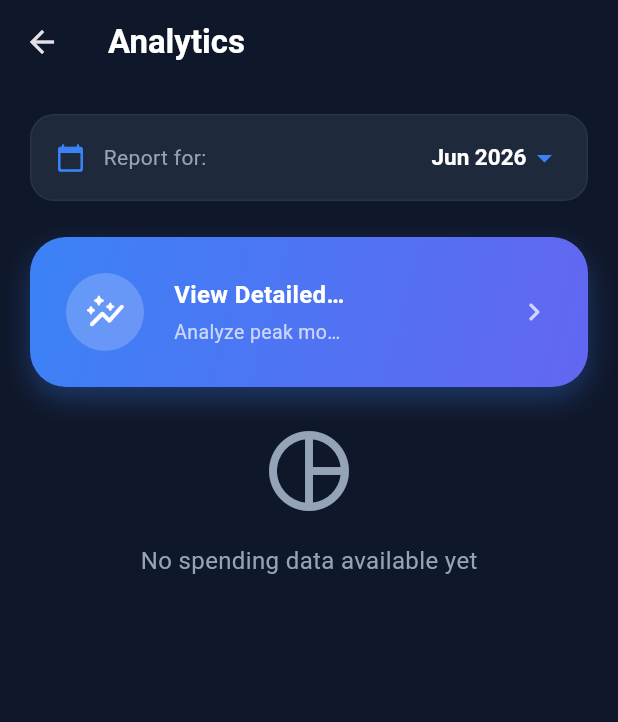
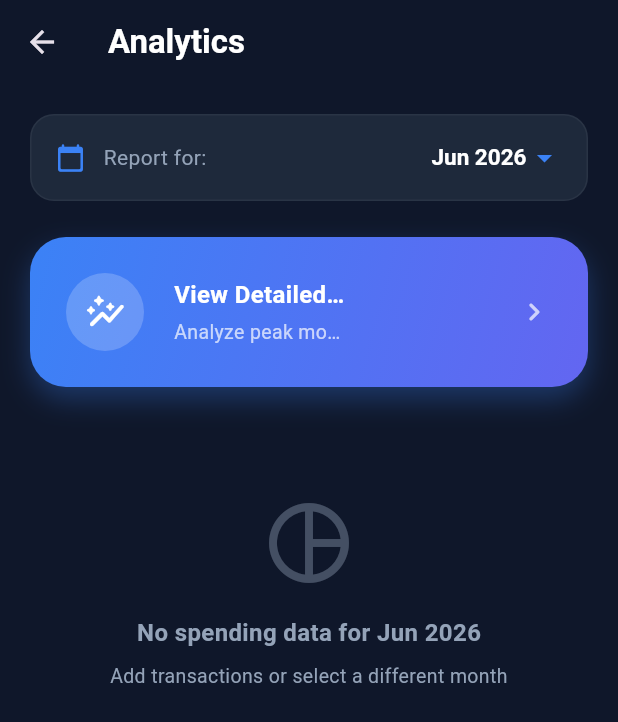
Before and after one commit to abdullahsadik00/exp_tracker_app, a Flutter app: the AnalyticsScreen screen opened directly, on a phone screen of 412 x 824 dp. Shown: the top 722 px of the screen. Run offline on Flutter 3.47's test engine with Material 3 defaults, Android fonts, the phone set to English and light mode, and no system bars; our stand-ins replace csv, file_picker, fl_chart, permission_handler, share_plus, sqflite; missing offline and left inert: excel, flutter_sms_inbox; accounts and stored records are empty.

Commit message:
Fix 29 UI/UX issues across screens and widgets
- Critical: guard dropdown crash when items list is empty; fix pie chart
  touchedIndex mismatch by incrementing i only for rendered sections
- Major: bulk FAB moved to endFloat with list bottom padding; import
  snackbar now shows accurate new/duplicate counts using real insert rowId
- Minor: disabled page-nav buttons show 0.35 opacity; jump-to-page dialog
  validates input with inline error; ListTile vertical padding 8→12px;
  category badge font 9–10→11px with visible default color; overview card
  margin 4→8px to match sibling cards; FAB gets tooltip; date picker uses
  InkWell for ripple; bar chart zero months show faint stub; empty states
  include selected month name and actionable subtitles; pie chart gets
  interactivity hint; spending chart bars get 40px tooltip hit target;
  rules screen gets swipe-to-delete discovery hint

Co-Authored-By: Claude Sonnet 4.6 <noreply@anthropic.com>

```diff
--- a/family_expense_tracker/lib/screens/add_transaction_screen.dart
+++ b/family_expense_tracker/lib/screens/add_transaction_screen.dart
@@ -428,8 +428,11 @@ class _AddTransactionScreenState extends State<AddTransactionScreen> {
 
               // Date Picker
               _buildDropdownLabel('Date'),
-              GestureDetector(
+              Material(
+                color: Colors.transparent,
+                child: InkWell(
                   onTap: () => _selectDate(context),
+                  borderRadius: BorderRadius.circular(16),
                   child: Container(
                     padding: const EdgeInsets.symmetric(horizontal: 20, vertical: 16),
                     decoration: BoxDecoration(
@@ -445,6 +448,7 @@ class _AddTransactionScreenState extends State<AddTransactionScreen> {
                         ),
                         const Icon(Icons.calendar_today, color: AppColors.accent, size: 20),
                       ],
+                    ),
                   ),
                 ),
               ),
--- a/family_expense_tracker/lib/screens/analytics_screen.dart
+++ b/family_expense_tracker/lib/screens/analytics_screen.dart
@@ -75,7 +75,12 @@ class _AnalyticsScreenState extends State<AnalyticsScreen> {
                   _buildYearlyTrendSection(),
                   const SizedBox(height: 32),
                   _buildChartSection(debitTotals),
-                      const SizedBox(height: 32),
+                      const SizedBox(height: 8),
+                      const Center(
+                        child: Text('Tap a segment to highlight',
+                          style: TextStyle(color: AppColors.textSecondary, fontSize: 11)),
+                      ),
+                      const SizedBox(height: 24),
                       _buildLegendSection(debitTotals),
                     ],
                     const SizedBox(height: 48),
@@ -146,15 +151,22 @@ class _AnalyticsScreenState extends State<AnalyticsScreen> {
   }
 
   Widget _buildEmptyState() {
-    return Center(
-      child: Column(
-        mainAxisAlignment: MainAxisAlignment.center,
-        children: const [
-          Icon(Icons.pie_chart_outline, color: AppColors.textSecondary, size: 64),
-          SizedBox(height: 16),
-          Text('No spending data available yet',
-            style: TextStyle(color: AppColors.textSecondary, fontSize: 16)),
-        ],
+    return Padding(
+      padding: const EdgeInsets.symmetric(vertical: 48),
+      child: Center(
+        child: Column(
+          mainAxisAlignment: MainAxisAlignment.center,
+          children: [
+            Icon(Icons.pie_chart_outline, color: AppColors.textSecondary.withOpacity(0.4), size: 64),
+            const SizedBox(height: 16),
+            Text('No spending data for $_selectedMonth',
+              style: const TextStyle(color: AppColors.textSecondary, fontSize: 16, fontWeight: FontWeight.w600)),
+            const SizedBox(height: 8),
+            const Text('Add transactions or select a different month',
+              textAlign: TextAlign.center,
+              style: TextStyle(color: AppColors.textSecondary, fontSize: 13)),
+          ],
+        ),
       ),
     );
   }
@@ -237,8 +249,8 @@ class _AnalyticsScreenState extends State<AnalyticsScreen> {
             ),
           ),
         );
+        i++;
       }
-      i++;
     });
     return list;
   }
@@ -356,7 +368,19 @@ class _AnalyticsScreenState extends State<AnalyticsScreen> {
     return StreamBuilder<Map<String, double>>(
       stream: _localDbService.yearlySpendingTrendStream,
       builder: (context, snapshot) {
-        if (!snapshot.hasData) return const SizedBox(height: 200, child: Center(child: CircularProgressIndicator()));
+        if (!snapshot.hasData) return const SizedBox(
+          height: 200,
+          child: Center(
+            child: Column(
+              mainAxisAlignment: MainAxisAlignment.center,
+              children: [
+                CircularProgressIndicator(color: AppColors.accent),
+                SizedBox(height: 12),
+                Text('Loading spending trend...', style: TextStyle(color: AppColors.textSecondary, fontSize: 13)),
+              ],
+            ),
+          ),
+        );
 
         final trend = snapshot.data!;
         final maxVal = trend.values.fold(0.0, (m, v) => v > m ? v : m);
--- a/family_expense_tracker/lib/services/local_db_service.dart
+++ b/family_expense_tracker/lib/services/local_db_service.dart
@@ -239,12 +239,12 @@ class LocalDbService {
 
     await db.transaction((txn) async {
       for (var tx in transactions) {
-        await txn.insert(
+        final rowId = await txn.insert(
           'transactions',
           tx.toJson(),
           conflictAlgorithm: ConflictAlgorithm.ignore,
         );
-        addedCount++;
+        if (rowId > 0) addedCount++;
         affectedBanks.add(tx.bankName);
       }
     });
```
Also changed, not shown: family_expense_tracker/lib/screens/categorization_rules_screen.dart (+22 -5 lines), family_expense_tracker/lib/screens/category_insights_screen.dart (+22 -5 lines), family_expense_tracker/lib/screens/dashboard_screen.dart (+4 -3 lines), family_expense_tracker/lib/screens/pdf_statement_screen.dart (+19 -9 lines), family_expense_tracker/lib/screens/transactions_screen.dart (+30 -19 lines), family_expense_tracker/lib/widgets/spending_chart_bar.dart (+12 -2 lines). Lines whose indentation alone changed are shown as unchanged.
